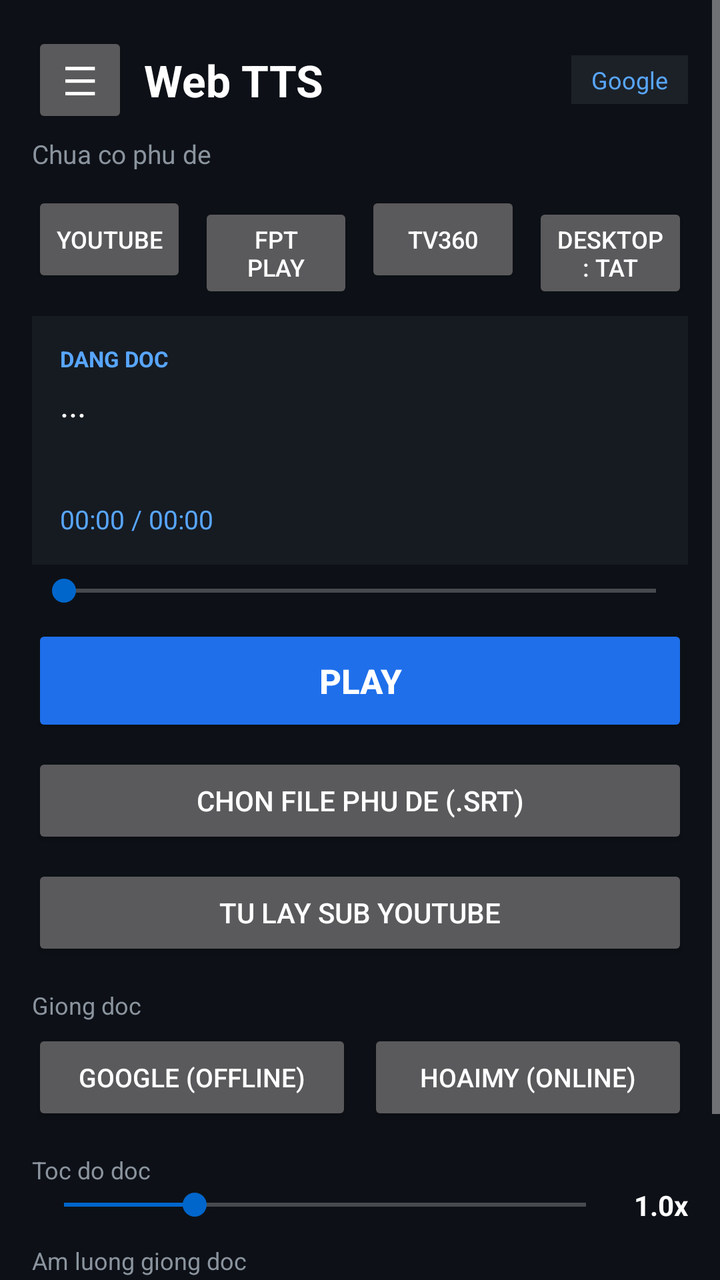
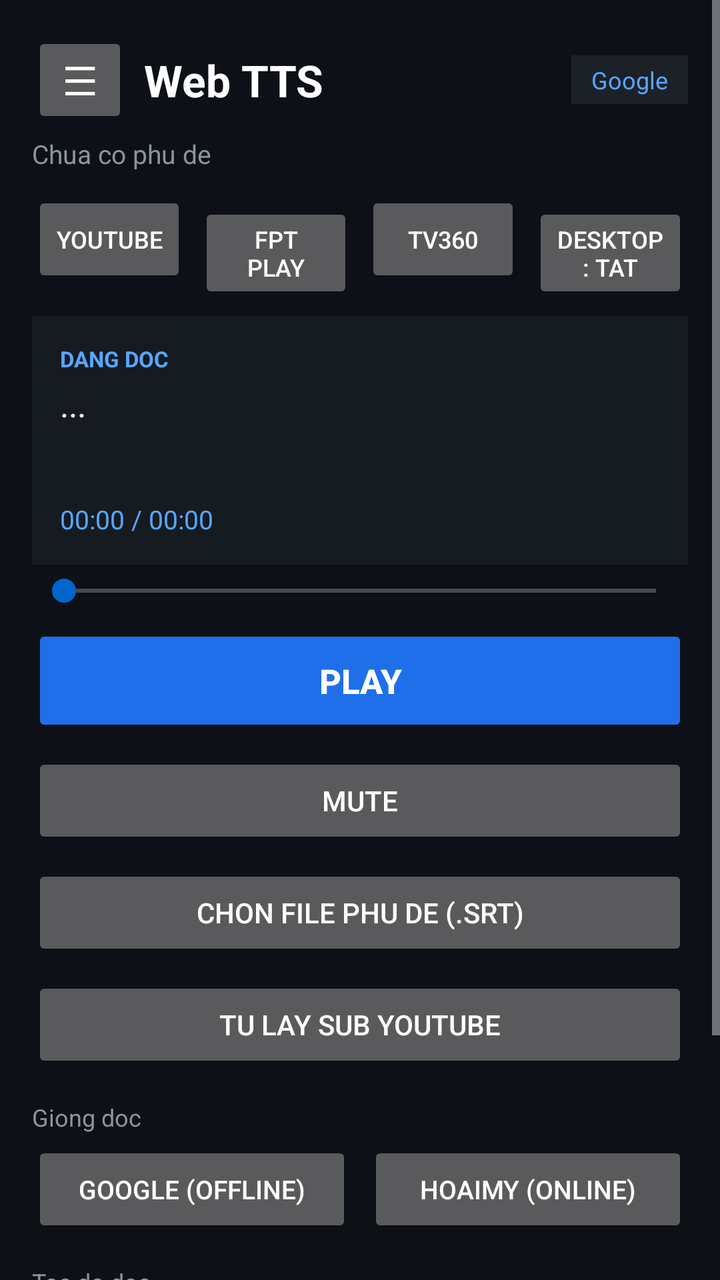

The first picture is an Android layout as it rendered before a commit; the second is the same layout after the commit. The layout source and the unified diff follow.
<!-- AndroidManifest.xml: application theme Theme.WebTTS -->
<!-- res/layout/activity_main.xml -->
<?xml version="1.0" encoding="utf-8"?>
<LinearLayout xmlns:android="http://schemas.android.com/apk/res/android"
    android:layout_width="match_parent"
    android:layout_height="match_parent"
    android:orientation="vertical"
    android:background="#0D1117">
    <ScrollView
        android:id="@+id/paneSetup"
        android:layout_width="match_parent"
        android:layout_height="0dp"
        android:layout_weight="1"
        android:fillViewport="true">
        <LinearLayout
            android:layout_width="match_parent"
            android:layout_height="wrap_content"
            android:orientation="vertical"
            android:padding="16dp">
            <LinearLayout
                android:layout_width="match_parent"
                android:layout_height="wrap_content"
                android:gravity="center_vertical"
                android:orientation="horizontal">
                <Button
                    android:id="@+id/btnMenuWeb"
                    android:layout_width="48dp"
                    android:layout_height="48dp"
                    android:text="☰"
                    android:textSize="20sp" />
                <TextView
                    android:layout_width="0dp"
                    android:layout_height="wrap_content"
                    android:layout_weight="1"
                    android:layout_marginStart="8dp"
                    android:text="Web TTS"
                    android:textColor="#FFFFFF"
                    android:textSize="22sp"
                    android:textStyle="bold" />
                <TextView
                    android:id="@+id/tvVoiceBadge"
                    android:layout_width="wrap_content"
                    android:layout_height="wrap_content"
                    android:background="#1C2128"
                    android:paddingLeft="10dp"
                    android:paddingRight="10dp"
                    android:paddingTop="4dp"
                    android:paddingBottom="4dp"
                    android:text="Google"
                    android:textColor="#58A6FF"
                    android:textSize="12sp" />
            </LinearLayout>
            <TextView
                android:id="@+id/tvStatus"
                android:layout_width="wrap_content"
                android:layout_height="wrap_content"
                android:layout_marginTop="4dp"
                android:text="Chua co phu de"
                android:textColor="#8B949E"
                android:textSize="13sp" />
            <LinearLayout
                android:layout_width="match_parent"
                android:layout_height="wrap_content"
                android:layout_marginTop="10dp"
                android:orientation="horizontal">
                <Button
                    android:id="@+id/btnPresetYt2"
                    android:layout_width="0dp"
                    android:layout_height="wrap_content"
                    android:layout_weight="1"
                    android:text="YouTube"
                    android:textSize="12sp" />
                <Button
                    android:id="@+id/btnPresetFpt2"
                    android:layout_width="0dp"
                    android:layout_height="wrap_content"
                    android:layout_marginStart="6dp"
                    android:layout_weight="1"
                    android:text="FPT Play"
                    android:textSize="12sp" />
                <Button
                    android:id="@+id/btnPresetTv2"
                    android:layout_width="0dp"
                    android:layout_height="wrap_content"
                    android:layout_marginStart="6dp"
                    android:layout_weight="1"
                    android:text="TV360"
                    android:textSize="12sp" />
                <Button
                    android:id="@+id/btnDesktop2"
                    android:layout_width="0dp"
                    android:layout_height="wrap_content"
                    android:layout_marginStart="6dp"
                    android:layout_weight="1"
                    android:text="Desktop: Tat"
                    android:textSize="12sp" />
            </LinearLayout>
            <LinearLayout
                android:layout_width="match_parent"
                android:layout_height="wrap_content"
                android:layout_marginTop="12dp"
                android:background="#161B22"
                android:orientation="vertical"
                android:padding="14dp">
                <TextView
                    android:layout_width="wrap_content"
                    android:layout_height="wrap_content"
                    android:text="DANG DOC"
                    android:textColor="#58A6FF"
                    android:textSize="11sp"
                    android:textStyle="bold" />
                <TextView
                    android:id="@+id/tvCue"
                    android:layout_width="match_parent"
                    android:layout_height="wrap_content"
                    android:layout_marginTop="4dp"
                    android:minHeight="56dp"
                    android:maxLines="4"
                    android:ellipsize="end"
                    android:text="..."
                    android:textColor="#FFFFFF"
                    android:textSize="17sp" />
                <TextView
                    android:id="@+id/tvTime"
                    android:layout_width="wrap_content"
                    android:layout_height="wrap_content"
                    android:layout_marginTop="4dp"
                    android:text="00:00 / 00:00"
                    android:textColor="#58A6FF"
                    android:textSize="13sp" />
            </LinearLayout>
            <SeekBar
                android:id="@+id/seekPos"
                android:layout_width="match_parent"
                android:layout_height="wrap_content"
                android:layout_marginTop="4dp" />
            <Button
                android:id="@+id/btnPlayPause"
                android:layout_width="match_parent"
                android:layout_height="56dp"
                android:layout_marginTop="8dp"
                android:backgroundTint="#1F6FEB"
                android:text="Play"
                android:textSize="17sp"
                android:textStyle="bold" />
            <Button
                android:id="@+id/btnPickSrt"
                android:layout_width="match_parent"
                android:layout_height="wrap_content"
                android:layout_marginTop="8dp"
                android:text="Chon file phu de (.srt)"
                android:textSize="14sp" />
            <Button
                android:id="@+id/btnAutoSub"
                android:layout_width="match_parent"
                android:layout_height="wrap_content"
                android:layout_marginTop="8dp"
                android:text="Tu lay sub YouTube"
                android:textSize="14sp" />
            <TextView
                android:layout_width="wrap_content"
                android:layout_height="wrap_content"
                android:layout_marginTop="14dp"
                android:text="Giong doc"
                android:textColor="#8B949E"
                android:textSize="12sp" />
            <LinearLayout
                android:layout_width="match_parent"
                android:layout_height="wrap_content"
                android:layout_marginTop="4dp"
                android:orientation="horizontal">
                <Button
                    android:id="@+id/btnVoiceGoogle"
                    android:layout_width="0dp"
                    android:layout_height="wrap_content"
                    android:layout_weight="1"
                    android:text="Google (offline)"
                    android:textSize="13sp" />
                <Button
                    android:id="@+id/btnVoiceHoaiMy"
                    android:layout_width="0dp"
                    android:layout_height="wrap_content"
                    android:layout_marginStart="8dp"
                    android:layout_weight="1"
                    android:text="HoaiMy (online)"
                    android:textSize="13sp" />
            </LinearLayout>
            <TextView
                android:layout_width="wrap_content"
                android:layout_height="wrap_content"
                android:layout_marginTop="14dp"
                android:text="Toc do doc"
                android:textColor="#8B949E"
                android:textSize="12sp" />
            <LinearLayout
                android:layout_width="match_parent"
                android:layout_height="wrap_content"
                android:gravity="center_vertical"
                android:orientation="horizontal">
                <SeekBar
                    android:id="@+id/seekRate"
                    android:layout_width="0dp"
                    android:layout_height="wrap_content"
                    android:layout_weight="1"
                    android:max="200"
                    android:progress="50" />
                <TextView
                    android:id="@+id/tvRate"
                    android:layout_width="wrap_content"
                    android:layout_height="wrap_content"
                    android:layout_marginStart="8dp"
                    android:text="1.0x"
                    android:textColor="#FFFFFF"
                    android:textSize="14sp"
                    android:textStyle="bold" />
            </LinearLayout>
            <TextView
                android:layout_width="wrap_content"
                android:layout_height="wrap_content"
                android:layout_marginTop="10dp"
                android:text="Am luong giong doc"
                android:textColor="#8B949E"
                android:textSize="12sp" />
            <LinearLayout
                android:layout_width="match_parent"
                android:layout_height="wrap_content"
                android:gravity="center_vertical"
                android:orientation="horizontal">
                <SeekBar
                    android:id="@+id/seekTtsVol"
                    android:layout_width="0dp"
                    android:layout_height="wrap_content"
                    android:layout_weight="1"
                    android:max="100"
                    android:progress="100" />
                <TextView
                    android:id="@+id/tvTtsVol"
                    android:layout_width="wrap_content"
                    android:layout_height="wrap_content"
                    android:layout_marginStart="8dp"
                    android:text="100%"
                    android:textColor="#FFFFFF"
                    android:textSize="14sp"
                    android:textStyle="bold" />
            </LinearLayout>
            <LinearLayout
                android:layout_width="match_parent"
                android:layout_height="wrap_content"
                android:layout_marginTop="14dp"
                android:orientation="horizontal">
                <Button
                    android:id="@+id/btnFloat"
                    android:layout_width="0dp"
                    android:layout_height="wrap_content"
                    android:layout_weight="1"
                    android:text="Nut noi"
                    android:textSize="13sp" />
                <Button
                    android:id="@+id/btnClearCache"
                    android:layout_width="0dp"
                    android:layout_height="wrap_content"
                    android:layout_marginStart="8dp"
                    android:layout_weight="1"
                    android:text="Xoa cache"
                    android:textSize="13sp" />
            </LinearLayout>
        </LinearLayout>
    </ScrollView>
    <LinearLayout
        android:id="@+id/paneWeb"
        android:layout_width="match_parent"
        android:layout_height="0dp"
        android:layout_weight="1"
        android:orientation="vertical"
        android:visibility="gone">
        <LinearLayout
            android:id="@+id/webBar"
            android:layout_width="match_parent"
            android:layout_height="wrap_content"
            android:gravity="center_vertical"
            android:orientation="horizontal"
            android:padding="8dp">
            <Button
                android:id="@+id/btnMenuSetup"
                android:layout_width="48dp"
                android:layout_height="48dp"
                android:text="☰"
                android:textSize="20sp" />
            <EditText
                android:id="@+id/etUrl"
                android:layout_width="0dp"
                android:layout_height="wrap_content"
                android:layout_weight="1"
                android:layout_marginStart="6dp"
                android:hint="Nhap link web"
                android:textColor="#FFFFFF"
                android:textColorHint="#777777"
                android:textSize="13sp"
                android:singleLine="true"
                android:inputType="textUri"
                android:background="#222222"
                android:padding="8dp" />
            <Button
                android:id="@+id/btnGo"
                android:layout_width="wrap_content"
                android:layout_height="wrap_content"
                android:layout_marginStart="6dp"
                android:text="Di"
                android:textSize="12sp" />
            <Button
                android:id="@+id/btnReload"
                android:layout_width="48dp"
                android:layout_height="48dp"
                android:layout_marginStart="6dp"
                android:text="R"
                android:textSize="20sp" />
        </LinearLayout>
        <FrameLayout
            android:id="@+id/webContainer"
            android:layout_width="match_parent"
            android:layout_height="0dp"
            android:layout_weight="1"
            android:layout_marginTop="4dp">
            <WebView
                android:id="@+id/webView"
                android:layout_width="match_parent"
                android:layout_height="match_parent" />
        </FrameLayout>
    </LinearLayout>
</LinearLayout>
<!-- resources referenced by this layout -->
<resources>
  <style name="Theme.WebTTS" parent="Theme.AppCompat.NoActionBar">
          <item name="colorPrimary">#0066CC</item>
          <item name="colorPrimaryDark">#004C99</item>
          <item name="colorAccent">#0066CC</item>
          <item name="android:windowBackground">#111111</item>
          <item name="android:textColorPrimary">#FFFFFF</item>
          <item name="android:textColorSecondary">#CCCCCC</item>
          <item name="alertDialogTheme">@style/Theme.WebTTS.Dialog</item>
      </style>
  <style name="Theme.WebTTS.Dialog" parent="Theme.AppCompat.Dialog.Alert">
          <item name="colorPrimary">#0066CC</item>
          <item name="colorAccent">#0066CC</item>
          <item name="android:windowBackground">#222222</item>
          <item name="android:textColorPrimary">#FFFFFF</item>
          <item name="android:textColorSecondary">#CCCCCC</item>
      </style>
</resources>

<!-- the commit's change to res/layout/activity_main.xml (unified diff, before → after) -->
@@ -142,6 +142,13 @@
                 android:textSize="17sp"
                 android:textStyle="bold" />
             <Button
+                android:id="@+id/btnMute"
+                android:layout_width="match_parent"
+                android:layout_height="wrap_content"
+                android:layout_marginTop="8dp"
+                android:text="Mute"
+                android:textSize="14sp" />
+            <Button
                 android:id="@+id/btnPickSrt"
                 android:layout_width="match_parent"
                 android:layout_height="wrap_content"
